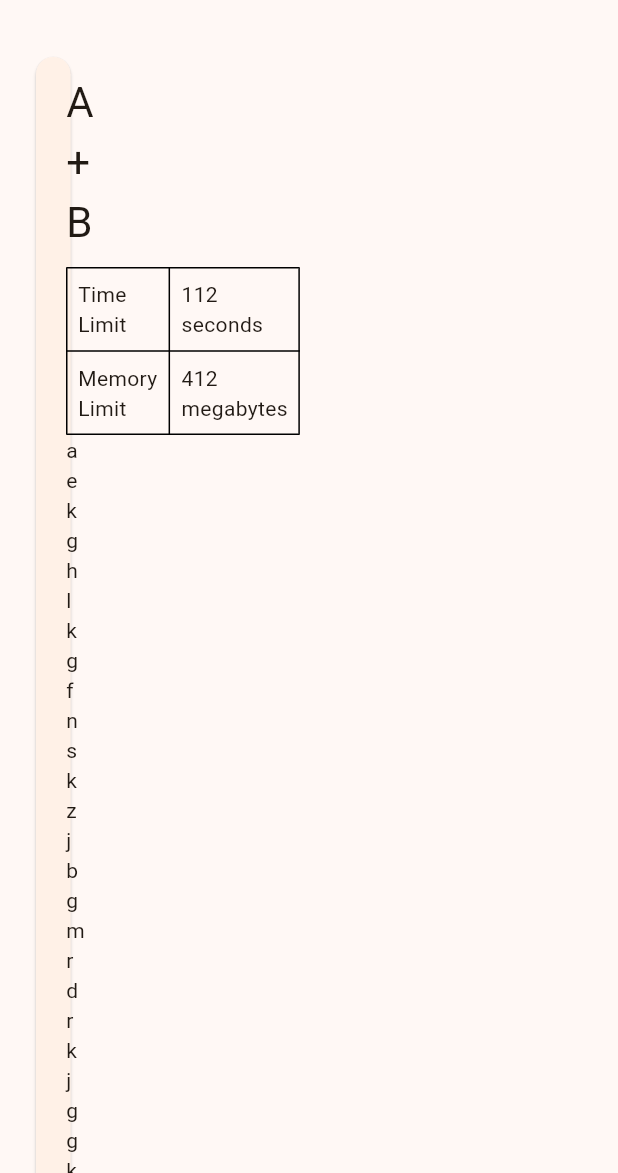
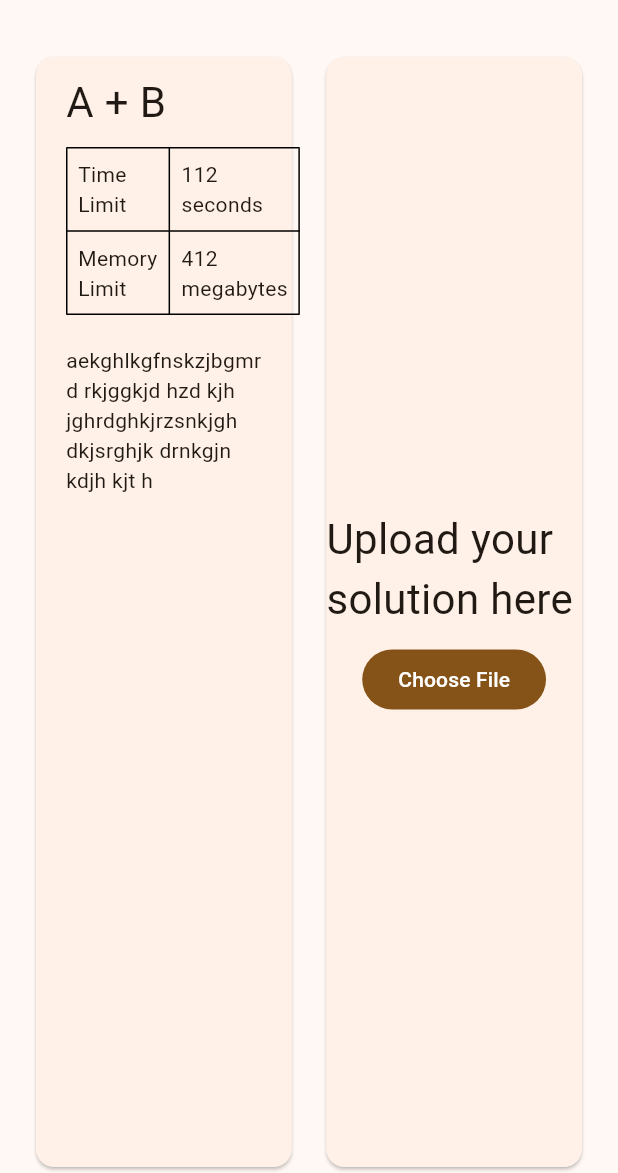
Before and after one commit to NAD777/leetforces, a Flutter app: the TaskPage widget shown alone on an empty page, opened directly with empty values, on a phone screen of 412 x 824 dp, the part 63-1236 px from its top. Run offline on Flutter 3.47's test engine with Material 2 defaults, Android fonts, the light colour scheme and no system bars; our stand-ins replace easy_dynamic_theme, equatable, flutter_bloc, go_router, shared_preferences, url_strategy; accounts and stored records are empty; network calls fail.

Commit message:
done with task page

```diff
--- a/frontend/lib/app.dart
+++ b/frontend/lib/app.dart
@@ -1,10 +1,6 @@
 import 'package:easy_dynamic_theme/easy_dynamic_theme.dart';
 import 'package:flutter/material.dart';
 import 'package:flutter_bloc/flutter_bloc.dart';
-import 'package:frontend/pages/contest_view.dart';
-import 'package:frontend/pages/home_page.dart';
-import 'package:frontend/pages/login_page.dart';
-import 'package:frontend/pages/registration_page.dart';
 import 'package:frontend/repositories/contest_repository.dart';
 import 'package:frontend/repositories/registration_repository.dart';
 import 'package:frontend/repositories/task_repository.dart';
--- a/frontend/lib/main.dart
+++ b/frontend/lib/main.dart
@@ -1,6 +1,5 @@
 import 'package:easy_dynamic_theme/easy_dynamic_theme.dart';
 import 'package:flutter/material.dart';
-import 'package:frontend/router.dart';
 import 'package:shared_preferences/shared_preferences.dart';
 import 'package:url_strategy/url_strategy.dart';
 
--- a/frontend/lib/pages/home_page.dart
+++ b/frontend/lib/pages/home_page.dart
@@ -1,7 +1,6 @@
 import 'package:flutter/material.dart';
 import 'package:flutter_bloc/flutter_bloc.dart';
 import 'package:frontend/repositories/contest_repository.dart';
-import 'package:frontend/router.dart';
 import 'package:frontend/widgets/template.dart';
 import 'package:go_router/go_router.dart';
 
--- a/frontend/lib/pages/login_page.dart
+++ b/frontend/lib/pages/login_page.dart
@@ -2,7 +2,6 @@ import 'package:flutter/material.dart';
 import 'package:flutter_bloc/flutter_bloc.dart';
 import 'package:frontend/repositories/authentication_repository.dart';
 import 'package:frontend/repositories/user_repository.dart';
-import 'package:frontend/router.dart';
 import 'package:go_router/go_router.dart';
 
 class LoginPage extends StatefulWidget {
--- a/frontend/lib/pages/registration_page.dart
+++ b/frontend/lib/pages/registration_page.dart
@@ -1,7 +1,6 @@
 import 'package:flutter/material.dart';
 import 'package:flutter_bloc/flutter_bloc.dart';
 import 'package:frontend/repositories/registration_repository.dart';
-import 'package:frontend/router.dart';
 import 'package:go_router/go_router.dart';
 
 class RegistrationPage extends StatefulWidget {
--- a/frontend/lib/pages/task_page.dart
+++ b/frontend/lib/pages/task_page.dart
@@ -1,3 +1,4 @@
+import 'package:file_picker/file_picker.dart';
 import 'package:flutter/material.dart';
 import 'package:flutter_bloc/flutter_bloc.dart';
 import 'package:frontend/repositories/task_repository.dart';
@@ -26,7 +27,14 @@ class _TaskPageState extends State<TaskPage> {
         task = value;
       });
     });
-    task = Task(1, "A + B", "aekghlkgfnskzjbgmrd rkjggkjd hzd kjh jghrdghkjrzsnkjgh dkjsrghjk drnkgjn kdjh kjt h", 412, 112, 'asvf');
+    task = Task(
+      1,
+      "A + B",
+      "aekghlkgfnskzjbgmrd rkjggkjd hzd kjh jghrdghkjrzsnkjgh dkjsrghjk drnkgjn kdjh kjt h",
+      412,
+      112,
+      'asvf',
+    );
     super.initState();
   }
 
@@ -40,7 +48,7 @@ class _TaskPageState extends State<TaskPage> {
           : Row(
               children: <Widget>[
                 TaskDescription(task: task!),
-                const SizedBox(width: 10),
+                const SizedBox(width: 15),
                 const TaskSubmission(),
               ],
             ),
@@ -65,14 +73,15 @@ class TaskDescription extends StatelessWidget {
               Text(
                 task.name,
                 style: TextStyle(
-                  fontSize: Theme.of(context).textTheme.headlineMedium?.fontSize,
+                  fontSize:
+                      Theme.of(context).textTheme.headlineMedium?.fontSize,
                 ),
               ),
               // Here can be placed some badges
               const SizedBox(height: 10),
               Table(
                 border: TableBorder.all(),
-                columnWidths: const <int, TableColumnWidth> {
+                columnWidths: const <int, TableColumnWidth>{
                   0: IntrinsicColumnWidth(),
                   1: IntrinsicColumnWidth(),
                 },
@@ -90,8 +99,7 @@ class TaskDescription extends StatelessWidget {
                       ),
                     ],
                   ),
-                  TableRow(
-                    children: <Widget>[
+                  TableRow(children: <Widget>[
                     const Padding(
                       padding: EdgeInsets.all(8.0),
                       child: Text('Memory Limit'),
@@ -100,10 +108,10 @@ class TaskDescription extends StatelessWidget {
                       padding: const EdgeInsets.all(8.0),
                       child: Text('${task.memoryLimit} megabytes'),
                     ),
-                    ]
-                  ),
+                  ]),
                 ],
               ),
+              const SizedBox(height: 20),
               Text(task.description),
             ],
           ),
@@ -118,25 +126,34 @@ class TaskSubmission extends StatelessWidget {
 
   @override
   Widget build(BuildContext context) {
-    return Card(
+    return Expanded(
+      child: Card(
         child: Center(
           child: Column(
+            mainAxisAlignment: MainAxisAlignment.center,
             children: [
               Text(
                 'Upload your solution here',
                 style: TextStyle(
-                fontSize: Theme.of(context).textTheme.headlineMedium?.fontSize,
+                  fontSize:
+                      Theme.of(context).textTheme.headlineMedium?.fontSize,
                 ),
               ),
+              const SizedBox(height: 10),
               FilledButton(
-              onPressed: () {
-                // TODO: show file picker
+                onPressed: () async {
+                  var result = await FilePicker.platform.pickFiles();
+                  if (result != null) {
+                    PlatformFile file = result.files.first;
+                    // TODO: send file
+                  }
                 },
                 child: const Text('Choose File'),
               ),
             ],
           ),
         ),
+      ),
     );
   }
 }
--- a/frontend/lib/widgets/template.dart
+++ b/frontend/lib/widgets/template.dart
@@ -30,7 +30,7 @@ class Template extends StatelessWidget {
           // ContestsView(),
           SliverPadding(
             padding: const EdgeInsets.symmetric(vertical: 20, horizontal: 20),
-            sliver: SliverToBoxAdapter(
+            sliver: SliverFillRemaining(
               child: content,
             ),
           ),
```
Also changed, not shown: frontend/pubspec.lock. Lines whose indentation alone changed are shown as unchanged.
